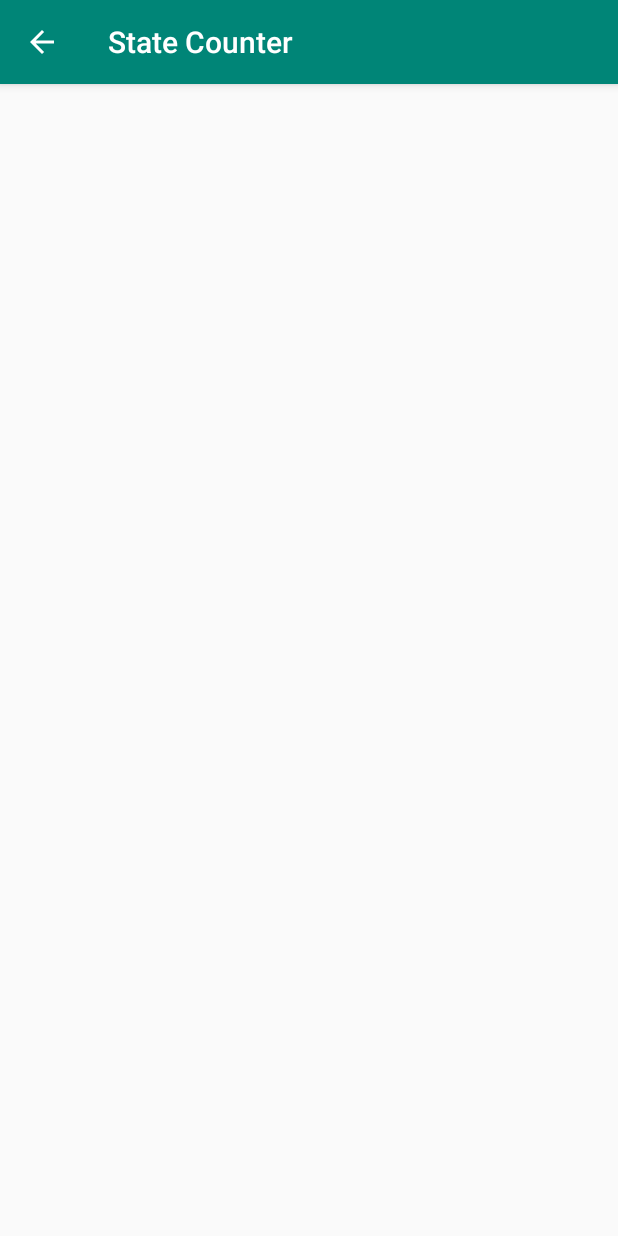
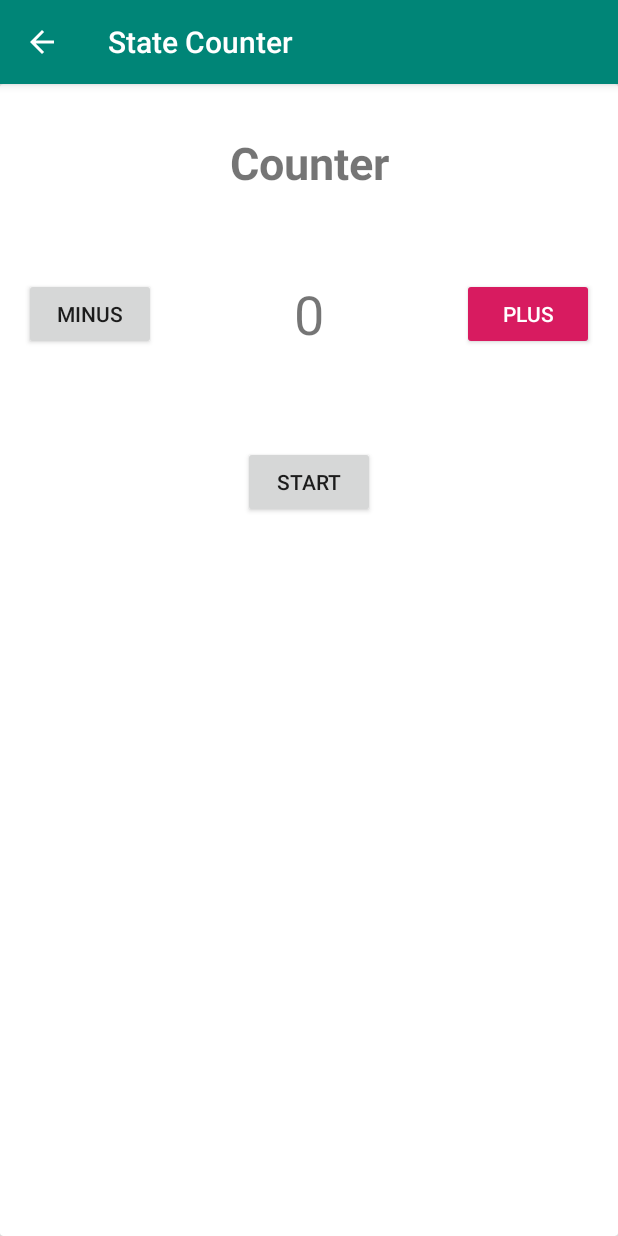
Before and after one commit to wpanas/StateCounter, an Android app: the screen it shows after launch (TimerActivity), after a tap on "TIMER", on a phone screen of 412 x 824 dp. Run offline under Robolectric (Android 15) with nearby library versions, the phone set to English and light mode, and no system bars; our stand-ins replace Dagger/Hilt's generated code.

Commit message:
Add TimerActivity with count down timer

```diff
--- a/app/src/main/java/com/github/wpanas/statecounter/counter/CounterActivity.kt
+++ b/app/src/main/java/com/github/wpanas/statecounter/counter/CounterActivity.kt
@@ -69,7 +69,8 @@ class CounterActivity : DaggerAppCompatActivity(), ActionClickListener, CounterC
         counterViewModel.decrement()
     }
 
-    override fun saveState(view: View) {
+    @Suppress("UNUSED_PARAMETER")
+    fun saveState(view: View) {
         actionViewModel.save(Action.of(counterViewModel.counter.value ?: 0))
     }
 }
--- a/app/src/main/java/com/github/wpanas/statecounter/counter/CounterChanger.kt
+++ b/app/src/main/java/com/github/wpanas/statecounter/counter/CounterChanger.kt
@@ -6,6 +6,4 @@ interface CounterChanger {
     fun incrementState(view: View)
 
     fun decrementState(view: View)
-
-    fun saveState(view: View)
 }
--- a/app/src/main/java/com/github/wpanas/statecounter/counter/CounterFragment.kt
+++ b/app/src/main/java/com/github/wpanas/statecounter/counter/CounterFragment.kt
@@ -48,6 +48,5 @@ class CounterFragment : DaggerFragment() {
 
         view.findViewById<Button>(R.id.minus_button).setOnClickListener(counterChanger::decrementState)
         view.findViewById<Button>(R.id.plus_button).setOnClickListener(counterChanger::incrementState)
-        view.findViewById<Button>(R.id.save_button).setOnClickListener(counterChanger::saveState)
     }
 }
--- a/app/src/main/java/com/github/wpanas/statecounter/counter/CounterViewModel.kt
+++ b/app/src/main/java/com/github/wpanas/statecounter/counter/CounterViewModel.kt
@@ -4,20 +4,30 @@ import androidx.lifecycle.LiveData
 import androidx.lifecycle.MutableLiveData
 import androidx.lifecycle.ViewModel
 
-open class CounterViewModel : ViewModel() {
-    protected val liveData: MutableLiveData<Int> by lazy {
+open class CounterViewModel : ViewModel(), Counter {
+    private val liveData: MutableLiveData<Int> by lazy {
         val mutableLiveData = MutableLiveData<Int>()
         mutableLiveData.value = 0
         return@lazy mutableLiveData
     }
 
-    open fun increment() {
+    override fun increment() {
         liveData.value = liveData.value?.plus(1)
     }
 
-    open fun decrement() {
+    override fun decrement() {
         liveData.value = liveData.value?.minus(1)
+    }
+
+    override fun reset(state: Int) {
+        liveData.value = state
     }
 
     val counter: LiveData<Int> = liveData
 }
+
+interface Counter {
+    fun increment()
+    fun decrement()
+    fun reset(state: Int = 0)
+}
--- a/app/src/main/java/com/github/wpanas/statecounter/infra/di/ActivitiesBuilder.kt
+++ b/app/src/main/java/com/github/wpanas/statecounter/infra/di/ActivitiesBuilder.kt
@@ -15,6 +15,6 @@ abstract class ActivitiesBuilder {
     @ContributesAndroidInjector(modules = [CounterFragmentProvider::class])
     abstract fun bindCounterActivity(): CounterActivity
 
-    @ContributesAndroidInjector
+    @ContributesAndroidInjector(modules = [CounterFragmentProvider::class])
     abstract fun bindTimerActivity(): TimerActivity
 }
--- a/app/src/main/java/com/github/wpanas/statecounter/timer/TimerActivity.kt
+++ b/app/src/main/java/com/github/wpanas/statecounter/timer/TimerActivity.kt
@@ -1,13 +1,33 @@
 package com.github.wpanas.statecounter.timer
 
 import android.os.Bundle
+import android.view.View
 import com.github.wpanas.statecounter.R
+import com.github.wpanas.statecounter.counter.CounterChanger
 import dagger.android.support.DaggerAppCompatActivity
+import javax.inject.Inject
 
-class TimerActivity : DaggerAppCompatActivity() {
+class TimerActivity : DaggerAppCompatActivity(), CounterChanger {
+
+    @Inject
+    lateinit var timerViewModel: TimerViewModel
 
     override fun onCreate(savedInstanceState: Bundle?) {
         super.onCreate(savedInstanceState)
         setContentView(R.layout.activity_timer)
+        timerViewModel.reset()
+    }
+
+    @Suppress("UNUSED_PARAMETER")
+    fun start(view: View) {
+        timerViewModel.start()
+    }
+
+    override fun incrementState(view: View) {
+        timerViewModel.increment()
+    }
+
+    override fun decrementState(view: View) {
+        timerViewModel.decrement()
     }
 }
--- a/app/src/main/java/com/github/wpanas/statecounter/timer/TimerModule.kt
+++ b/app/src/main/java/com/github/wpanas/statecounter/timer/TimerModule.kt
@@ -1,5 +1,6 @@
 package com.github.wpanas.statecounter.timer
 
+import com.github.wpanas.statecounter.counter.CounterViewModel
 import com.github.wpanas.statecounter.infra.utils.CountDownTimerBuilder
 import dagger.Module
 import dagger.Provides
@@ -9,8 +10,8 @@ import javax.inject.Singleton
 class TimerModule {
     @Provides
     @Singleton
-    fun viewModel(): TimerViewModel {
+    fun viewModel(counterViewModel: CounterViewModel): TimerViewModel {
         val countDownTimerBuilder = CountDownTimerBuilder()
-        return TimerViewModel(countDownTimerBuilder)
+        return TimerViewModel(countDownTimerBuilder, counterViewModel)
     }
 }
--- a/app/src/main/java/com/github/wpanas/statecounter/timer/TimerViewModel.kt
+++ b/app/src/main/java/com/github/wpanas/statecounter/timer/TimerViewModel.kt
@@ -1,31 +1,40 @@
 package com.github.wpanas.statecounter.timer
 
 import android.os.CountDownTimer
+import com.github.wpanas.statecounter.counter.Counter
 import com.github.wpanas.statecounter.counter.CounterViewModel
 import com.github.wpanas.statecounter.infra.utils.CountDownTimerBuilder
 import java.util.concurrent.TimeUnit
 import java.util.concurrent.atomic.AtomicInteger
 import java.util.concurrent.atomic.AtomicReference
 
-class TimerViewModel(private val countDownTimerBuilder: CountDownTimerBuilder) : CounterViewModel() {
+class TimerViewModel(
+    private val countDownTimerBuilder: CountDownTimerBuilder,
+    private val counterViewModel: CounterViewModel
+) : Counter {
     private val internalCounter = AtomicInteger()
     private val countDownTimer = AtomicReference<CountDownTimer>()
 
+    var counter: Int = 0
+        private set
+        get() = internalCounter.get()
+
     override fun increment() {
-        super.increment()
-        internalCounter.incrementAndGet()
+        counterViewModel.increment()
+        internalCounter.set(counterViewModel.counter.value ?: 0)
     }
 
     override fun decrement() {
-        if (counter.value!! > 0) {
-            super.decrement()
-            internalCounter.decrementAndGet()
+        if (counterViewModel.counter.value!! > 0) {
+            counterViewModel.decrement()
+            internalCounter.set(counterViewModel.counter.value ?: 0)
         }
     }
 
-    fun stop() {
+    override fun reset(state: Int) {
         pause()
-        liveData.value = internalCounter.get()
+        counterViewModel.reset()
+        internalCounter.set(state)
         countDownTimer.set(null)
     }
 
@@ -42,7 +51,7 @@ class TimerViewModel(private val countDownTimerBuilder: CountDownTimerBuilder) :
                 unit(TimeUnit.SECONDS)
                 countDownInterval(1)
                 timeInFuture(internalCounter.toLong())
-                onTick { super.decrement() }
+                onTick { counterViewModel.decrement() }
                 onFinish { countDownTimer.set(null) }
             }.build()
 
--- a/app/src/main/res/layout/activity_timer.xml
+++ b/app/src/main/res/layout/activity_timer.xml
@@ -2,8 +2,34 @@
 <androidx.constraintlayout.widget.ConstraintLayout
         xmlns:android="http://schemas.android.com/apk/res/android"
         xmlns:tools="http://schemas.android.com/tools"
-        android:layout_width="match_parent"
-        android:layout_height="match_parent"
+        xmlns:app="http://schemas.android.com/apk/res-auto"
+        android:layout_width="match_parent" android:layout_height="match_parent"
         tools:context=".timer.TimerActivity">
 
+    <androidx.cardview.widget.CardView
+            android:layout_width="0dp"
+            android:layout_height="0dp"
+            app:layout_constraintTop_toTopOf="parent"
+            app:layout_constraintBottom_toBottomOf="parent" app:layout_constraintStart_toStartOf="parent"
+            app:layout_constraintEnd_toEndOf="parent">
+        <androidx.constraintlayout.widget.ConstraintLayout
+                android:layout_width="match_parent"
+                android:layout_height="match_parent">
+
+            <fragment
+                    android:layout_width="0dp"
+                    android:layout_height="wrap_content"
+                    android:name="com.github.wpanas.statecounter.counter.CounterFragment"
+                    android:id="@+id/fragment2"
+                    app:layout_constraintTop_toTopOf="parent" app:layout_constraintStart_toStartOf="parent"
+                    app:layout_constraintEnd_toEndOf="parent"/>
+            <Button
+                    android:text="@string/start"
+                    android:layout_width="wrap_content"
+                    android:layout_height="wrap_content"
+                    app:layout_constraintStart_toStartOf="parent" app:layout_constraintEnd_toEndOf="parent"
+                    android:id="@+id/button" android:layout_marginTop="32dp"
+                    app:layout_constraintTop_toBottomOf="@+id/fragment2" android:onClick="start"/>
+        </androidx.constraintlayout.widget.ConstraintLayout>
+    </androidx.cardview.widget.CardView>
 </androidx.constraintlayout.widget.ConstraintLayout>
--- a/app/src/main/res/layout/fragment_counter.xml
+++ b/app/src/main/res/layout/fragment_counter.xml
@@ -13,12 +13,13 @@
         <TextView
                 android:text="@string/default_state"
                 android:layout_width="wrap_content"
-                android:layout_height="0dp"
+                android:layout_height="wrap_content"
                 android:id="@+id/counter"
                 android:textSize="36sp" app:layout_constraintStart_toEndOf="@+id/minus_button"
                 android:layout_marginStart="8dp"
                 android:layout_marginEnd="8dp" app:layout_constraintEnd_toStartOf="@+id/plus_button"
-                android:layout_marginTop="32dp" app:layout_constraintTop_toBottomOf="@+id/textView2"/>
+                android:layout_marginTop="32dp" app:layout_constraintTop_toBottomOf="@+id/textView2"
+                android:layout_marginBottom="32dp" app:layout_constraintBottom_toBottomOf="parent"/>
         <Button
                 android:text="@string/decrement_state"
                 android:layout_width="wrap_content"
@@ -38,20 +39,11 @@
         <TextView
                 android:text="@string/counter"
                 android:layout_width="wrap_content"
-                android:layout_height="41dp"
+                android:layout_height="wrap_content"
                 app:layout_constraintStart_toStartOf="parent" app:layout_constraintEnd_toEndOf="parent"
                 android:id="@+id/textView2" android:layout_marginBottom="24dp"
                 app:layout_constraintBottom_toTopOf="@+id/counter" android:layout_marginTop="32dp"
                 app:layout_constraintTop_toTopOf="parent" android:textSize="30sp" android:textStyle="bold"
         />
-        <Button
-                android:text="@string/save_state"
-                android:layout_width="wrap_content"
-                android:layout_height="wrap_content"
-                app:layout_constraintStart_toStartOf="parent" app:layout_constraintEnd_toEndOf="parent"
-                android:id="@+id/save_button" app:layout_constraintHorizontal_bias="0.498"
-                android:layout_marginTop="16dp"
-                app:layout_constraintTop_toBottomOf="@+id/counter"
-                app:layout_constraintBottom_toBottomOf="parent"/>
     </androidx.constraintlayout.widget.ConstraintLayout>
 </FrameLayout>
--- a/app/src/main/res/values/strings.xml
+++ b/app/src/main/res/values/strings.xml
@@ -7,6 +7,8 @@
     <string name="save_state">Save</string>
     <string name="delete_state_confirmation">Do you want to delete %d?</string>
     <string name="timer">Timer</string>
+    <string name="start" translatable="false">Start</string>
+    <string name="stop" translatable="false">Stop</string>
 
     <!-- TODO: Remove or change this placeholder text -->
 </resources>
--- a/build.gradle
+++ b/build.gradle
@@ -1,14 +1,14 @@
 // Top-level build file where you can add configuration options common to all sub-projects/modules.
 
 buildscript {
-    ext.kotlin_version = '1.3.21'
+    ext.kotlin_version = '1.3.31'
     repositories {
         google()
         jcenter()
 
     }
     dependencies {
-        classpath 'com.android.tools.build:gradle:3.4.0'
+        classpath 'com.android.tools.build:gradle:3.4.1'
         classpath "org.jetbrains.kotlin:kotlin-gradle-plugin:$kotlin_version"
         // NOTE: Do not place your application dependencies here; they belong
         // in the individual module build.gradle files
```
Also changed, not shown: app/src/main/res/layout/activity_counter.xml (+21 -6 lines), 1 other file.
